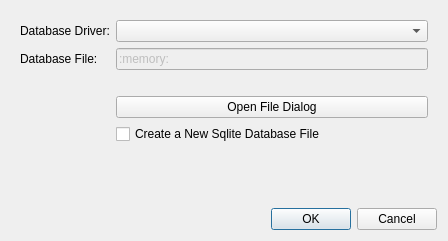
Above: gama-q2/dbconnectdialog.ui from cepek/testing-qgama-branch before the change. Below: the same form after it.
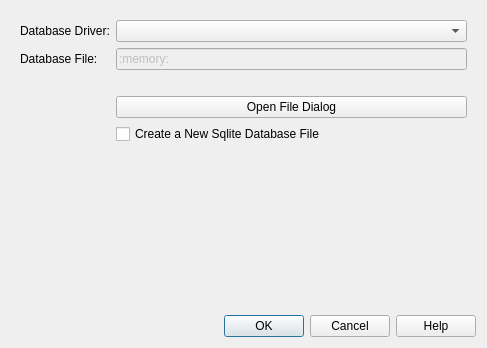
That is the form after the change.

Commit message: added help button to DB Connection Dialog explaining SQLite :memory: database

```diff
--- a/gama-q2/dbconnectdialog.ui
+++ b/gama-q2/dbconnectdialog.ui
@@ -6,8 +6,8 @@
    <rect>
     <x>0</x>
     <y>0</y>
-    <width>448</width>
-    <height>241</height>
+    <width>487</width>
+    <height>348</height>
    </rect>
   </property>
   <property name="windowTitle">
@@ -20,7 +20,7 @@
       <enum>Qt::Horizontal</enum>
      </property>
      <property name="standardButtons">
-      <set>QDialogButtonBox::Cancel|QDialogButtonBox::Ok</set>
+      <set>QDialogButtonBox::Cancel|QDialogButtonBox::Help|QDialogButtonBox::Ok</set>
      </property>
     </widget>
    </item>
```
The commit also changes 2 other files.
